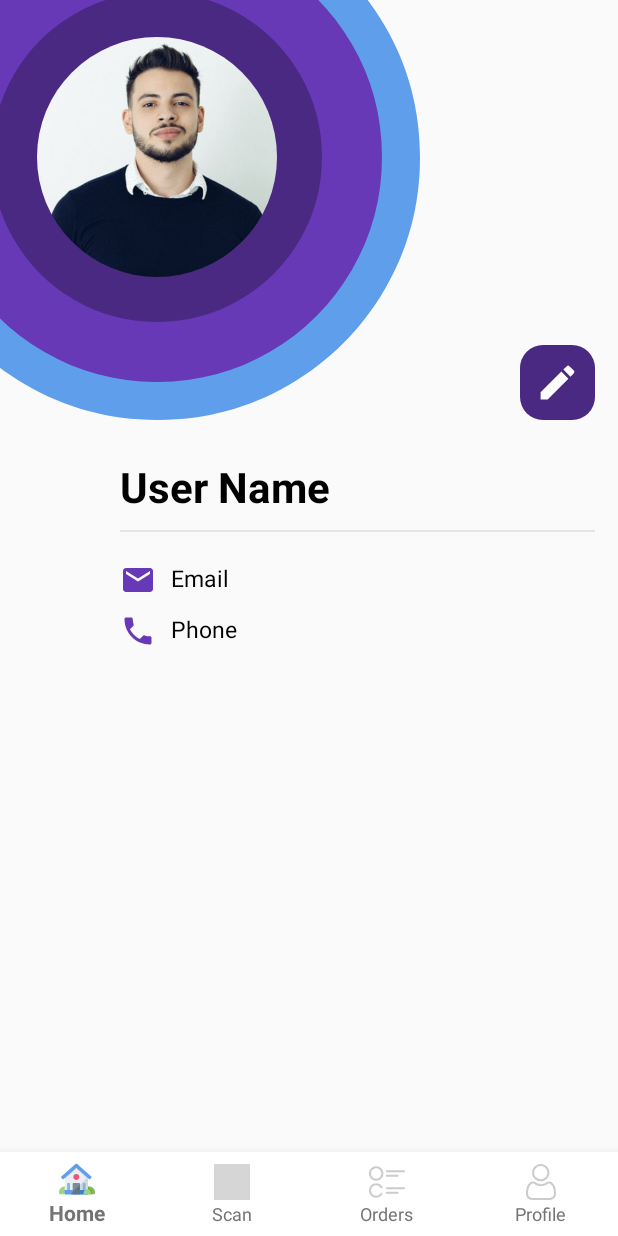
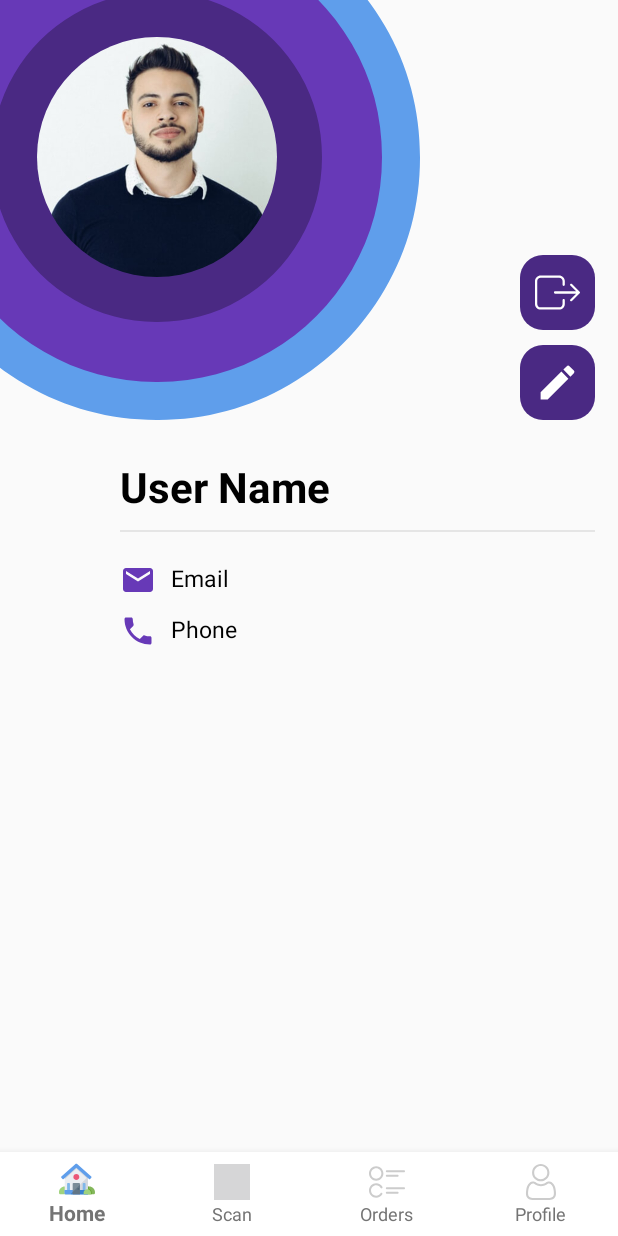
Before and after one commit to kritarth1107/FoodGenee, an Android app: the fragment Profile placed in its activity, on a phone screen of 412 x 824 dp. Run offline under Robolectric (Android 15) with nearby library versions, the phone set to English and light mode, and no system bars; our stand-ins replace CircleImageView, Shimmer; 1 statement that could not run was skipped.

Commit message:
Update Profile Working

```diff
--- a/app/src/main/java/com/foodgeene/payment/Constants.java
+++ b/app/src/main/java/com/foodgeene/payment/Constants.java
@@ -2,7 +2,7 @@ package com.foodgeene.payment;
 
 public class Constants {
 
-    public static final String M_ID = "yAMEYI59062608303255"; //Paytm Merchand Id we got it in paytm credentials
+    public static final String M_ID = "MsKPqI42166817761605"; //Paytm Merchand Id we got it in paytm credentials
     public static final String CHANNEL_ID = "WAP"; //Paytm Channel Id, got it in paytm credentials
     public static final String INDUSTRY_TYPE_ID = "Retail"; //Paytm industry type got it in paytm credential
     public static final String WEBSITE = "WEBSTAGING";
--- a/app/src/main/java/com/foodgeene/payment/PaymentMethod.java
+++ b/app/src/main/java/com/foodgeene/payment/PaymentMethod.java
@@ -111,7 +111,7 @@ public class PaymentMethod extends AppCompatActivity implements PaytmPaymentTran
     private void generateCheckSum() {
 
 
-        FoodGeneeAPI foodGeneeAPI = PaytmRetrofitClient.getApiClient().create(FoodGeneeAPI.class);
+        FoodGeneeAPI foodGeneeAPI = RetrofitClient.getApiClient().create(FoodGeneeAPI.class);
 
 
         final Paytm paytm = new Paytm(
--- a/app/src/main/java/com/foodgeene/profile/Profile.java
+++ b/app/src/main/java/com/foodgeene/profile/Profile.java
@@ -37,7 +37,7 @@ import updateprofile.UpdateProfile;
  */
 public class Profile extends Fragment {
 
-    LinearLayout editProfile;
+    LinearLayout editProfile,logout;
     SessionManager sessionManager;
     String token;
     TextView name, email, mobile;
@@ -59,10 +59,13 @@ public class Profile extends Fragment {
         name = rootView.findViewById(R.id.userName);
         email = rootView.findViewById(R.id.userEmail);
         mobile = rootView.findViewById(R.id.userPhone);
-
+        logout = rootView.findViewById(R.id.logout);
         editProfile = rootView.findViewById(R.id.editProfile);
         editProfile.setOnClickListener(view -> {
             startActivity(new Intent(getActivity(), UpdateProfile.class));
+        });
+        logout.setOnClickListener(view -> {
+            sessionManager.logout();
         });
         return rootView;
 
--- a/app/src/main/java/com/foodgeene/scanner/ScannerActivity.java
+++ b/app/src/main/java/com/foodgeene/scanner/ScannerActivity.java
@@ -149,7 +149,11 @@ public class ScannerActivity extends AppCompatActivity implements ZXingScannerVi
     @Override
     public void onBackPressed() {
         if(ActivityString.equals("Home")){
-            finish();
+
+            Intent intent = new Intent(ScannerActivity.this, MainActivity.class);
+            intent.addFlags(Intent.FLAG_ACTIVITY_NEW_TASK|Intent.FLAG_ACTIVITY_CLEAR_TASK);
+            startActivity(intent);
+            overridePendingTransition(android.R.anim.slide_in_left,android.R.anim.slide_out_right);
         }
         else{
             ActivityString="Home";
--- a/app/src/main/java/network/FoodGeneeAPI.java
+++ b/app/src/main/java/network/FoodGeneeAPI.java
@@ -18,7 +18,7 @@ import updateprofile.UpdateModel;
 public interface FoodGeneeAPI {
 
     @FormUrlEncoded
-    @POST("paytmapitest/generateChecksum.php")
+    @POST("paytmapi/generateChecksum.php")
     Call<Checksum> getChecksum(
             @Field("MID") String mId,
             @Field("ORDER_ID") String orderId,
@@ -89,7 +89,7 @@ public interface FoodGeneeAPI {
             @Field("action") String action,
             @Field("name") String name,
             @Field("email") String email,
-            @Field("password") String password,
+            @Field("mobile") String mobile,
             @Header("Authorization") String Auth,
             @Header("Content-Type") String Ctype
     );
--- a/app/src/main/res/drawable/ic_logout.xml
+++ b/app/src/main/res/drawable/ic_logout.xml
@@ -1,15 +1,12 @@
 <vector xmlns:android="http://schemas.android.com/apk/res/android"
-    android:width="512dp"
-    android:height="512dp"
-    android:viewportWidth="512.0053"
-    android:viewportHeight="512">
+    android:width="490.3dp"
+    android:height="490.3dp"
+    android:viewportWidth="490.3"
+    android:viewportHeight="490.3">
   <path
-      android:pathData="m298.668,277.336c-35.285,0 -64,-28.715 -64,-64 0,-35.285 28.715,-64 64,-64h42.664v-85.332c0,-35.285 -28.715,-64 -64,-64h-229.332c-7.02,0 -13.59,3.453 -17.578,9.234 -3.969,5.781 -4.863,13.145 -2.348,19.691l154.668,405.336c3.137,8.277 11.07,13.738 19.926,13.738h74.664c35.285,0 64,-28.715 64,-64v-106.668zM298.668,277.336"
-      android:fillColor="#FFFFFF"/>
+      android:fillColor="#FFFFFF"
+      android:pathData="M0,121.05v248.2c0,34.2 27.9,62.1 62.1,62.1h200.6c34.2,0 62.1,-27.9 62.1,-62.1v-40.2c0,-6.8 -5.5,-12.3 -12.3,-12.3s-12.3,5.5 -12.3,12.3v40.2c0,20.7 -16.9,37.6 -37.6,37.6H62.1c-20.7,0 -37.6,-16.9 -37.6,-37.6v-248.2c0,-20.7 16.9,-37.6 37.6,-37.6h200.6c20.7,0 37.6,16.9 37.6,37.6v40.2c0,6.8 5.5,12.3 12.3,12.3s12.3,-5.5 12.3,-12.3v-40.2c0,-34.2 -27.9,-62.1 -62.1,-62.1H62.1C27.9,58.95 0,86.75 0,121.05z"/>
   <path
-      android:pathData="m397.164,318.383c-7.957,-3.309 -13.164,-11.094 -13.164,-19.715v-64h-85.332c-11.777,0 -21.336,-9.555 -21.336,-21.332 0,-11.777 9.559,-21.332 21.336,-21.332h85.332v-64c0,-8.621 5.207,-16.406 13.164,-19.715 7.977,-3.305 17.152,-1.469 23.25,4.633l85.336,85.332c8.34,8.34 8.34,21.824 0,30.164l-85.336,85.336c-6.098,6.098 -15.273,7.934 -23.25,4.629zM397.164,318.383"
-      android:fillColor="#FFFFFF"/>
-  <path
-      android:pathData="m184.449,44.844 l-128.191,-42.73c-28.93,-8.895 -56.258,12.461 -56.258,40.555v384c0,18.242 11.605,34.52 28.887,40.492l128.168,42.73c4.715,1.449 9.047,2.113 13.613,2.113 23.531,0 42.664,-19.137 42.664,-42.668v-384c0,-18.238 -11.605,-34.516 -28.883,-40.492zM184.449,44.844"
-      android:fillColor="#FFFFFF"/>
+      android:fillColor="#FFFFFF"
+      android:pathData="M385.4,337.65c2.4,2.4 5.5,3.6 8.7,3.6s6.3,-1.2 8.7,-3.6l83.9,-83.9c4.8,-4.8 4.8,-12.5 0,-17.3l-83.9,-83.9c-4.8,-4.8 -12.5,-4.8 -17.3,0s-4.8,12.5 0,17.3l63,63H218.6c-6.8,0 -12.3,5.5 -12.3,12.3c0,6.8 5.5,12.3 12.3,12.3h229.8l-63,63C380.6,325.15 380.6,332.95 385.4,337.65z"/>
 </vector>
--- a/app/src/main/res/layout/activity_main.xml
+++ b/app/src/main/res/layout/activity_main.xml
@@ -9,6 +9,7 @@
     tools:context="com.foodgeene.MainActivity">
 
     <FrameLayout
+        android:layout_marginBottom="60dp"
         android:id="@+id/frame_container"
         android:layout_width="match_parent"
         android:layout_height="match_parent"
--- a/app/src/main/res/layout/fragment_profile.xml
+++ b/app/src/main/res/layout/fragment_profile.xml
@@ -45,6 +45,22 @@
                 </de.hdodenhof.circleimageview.CircleImageView>
 
             </RelativeLayout>
+            <LinearLayout
+                android:layout_marginBottom="10dp"
+                android:id="@+id/logout"
+                android:layout_marginRight="15dp"
+                android:layout_alignParentEnd="true"
+                android:layout_above="@id/editProfile"
+                android:gravity="center"
+                android:layout_width="50dp"
+                android:layout_height="50dp"
+                android:background="@drawable/blue_circle">
+                <ImageView
+                    android:layout_width="30dp"
+                    android:layout_height="30dp"
+                    android:src="@drawable/ic_logout"/>
+            </LinearLayout>
+
             <LinearLayout
                 android:id="@+id/editProfile"
                 android:layout_marginRight="15dp"
```
Also changed, not shown: app/src/main/java/com/foodgeene/success/SuccessActivity.java (+12 -0 lines), app/src/main/java/updateprofile/UpdateProfile.java (+44 -7 lines).
